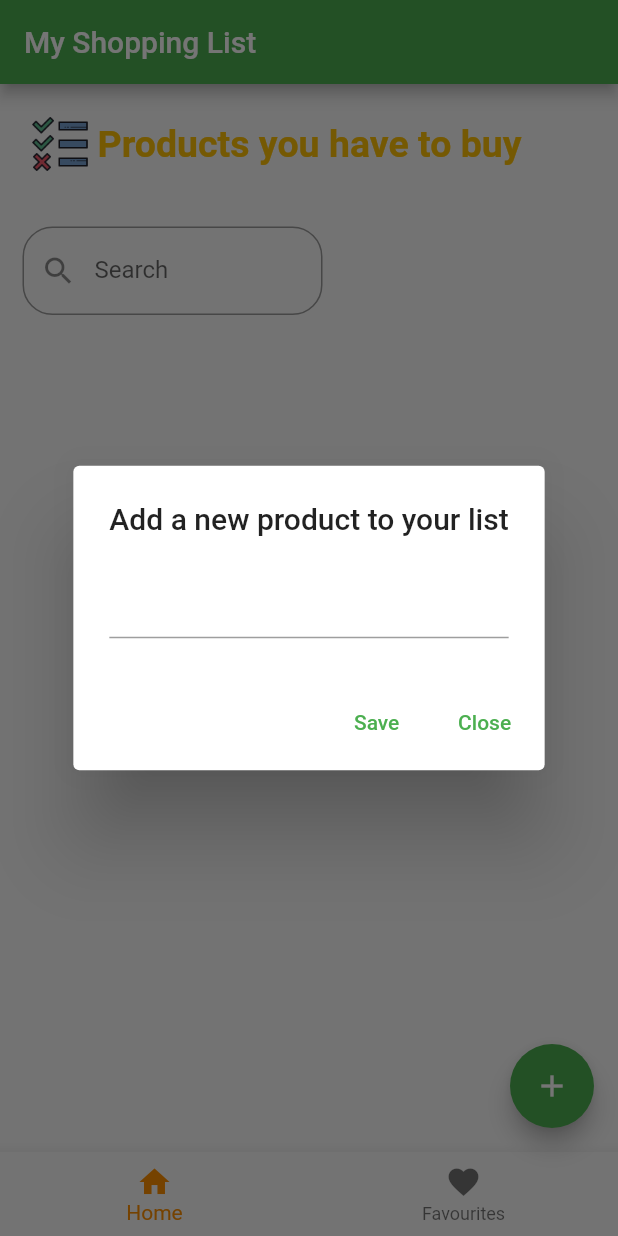
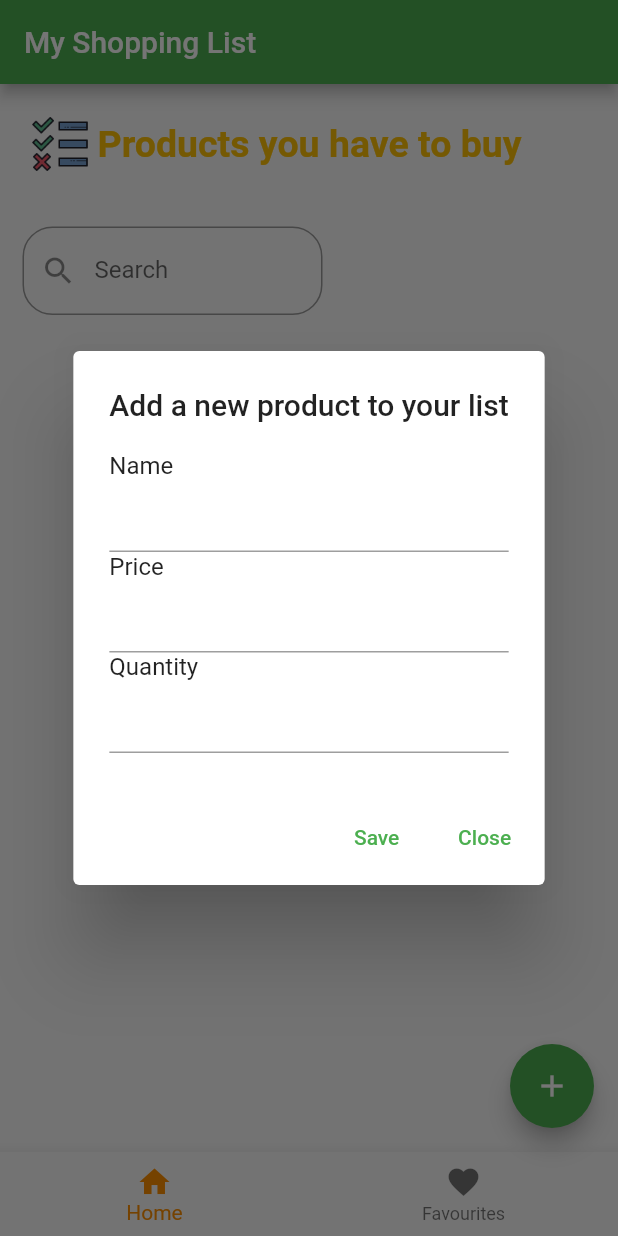
Before and after one commit to mariaasoltanei/IoT_hw, a Flutter app: the screen it shows after launch, after a tap on the "add" icon, on a phone screen of 412 x 824 dp. Run offline on Flutter 3.47's test engine with Material 2 defaults, Android fonts, the phone set to English and light mode, and no system bars.

Commit message:
TASK1, TASK2, TASK3, TASK4 DONE

```diff
--- a/lib/main.dart
+++ b/lib/main.dart
@@ -32,7 +32,9 @@ class MyHomePage extends StatefulWidget {
 }
 
 class _MyHomePageState extends State<MyHomePage> {
-  final TextEditingController textFieldController = TextEditingController();
+  final TextEditingController ADnameController = TextEditingController();
+  final TextEditingController ADpriceController = TextEditingController();
+  final TextEditingController ADquantityController = TextEditingController();
   final TextEditingController searchBarController = TextEditingController();
   List<Product> shoppingCart = [];
   List<Product> favouriteItems = [];
@@ -51,7 +53,8 @@ class _MyHomePageState extends State<MyHomePage> {
     if (inputString.isEmpty) {
       filteredProducts = shoppingCart;
     } else {
-      setState(() { //clear editing controller
+      setState(() {
+        //clear editing controller
         filteredProducts = shoppingCart
             .where((item) =>
                 item.name.toLowerCase().contains(inputString.toLowerCase()))
@@ -59,6 +62,7 @@ class _MyHomePageState extends State<MyHomePage> {
       });
     }
   }
+
   void _onItemTapped(int index) {
     setState(() {
       _selectedIndex = index;
@@ -181,17 +185,33 @@ class _MyHomePageState extends State<MyHomePage> {
               "Add a new product to your list",
               textAlign: TextAlign.center,
             ),
-            content: TextField(
-              controller: textFieldController,
+            content: Column(
+              crossAxisAlignment: CrossAxisAlignment.stretch,
+              //position
+              mainAxisSize: MainAxisSize.min,
+              // wrap content in flutter
+              children: <Widget>[
+                Text("Name"),
+                TextField(controller: ADnameController),
+                Text("Price"),
+                TextField(controller: ADpriceController),
+                Text("Quantity"),
+                TextField(controller: ADquantityController),
+              ],
             ),
+            /*TextField(
+              controller: textFieldController,*/
+
             actions: [
               TextButton(
                 onPressed: () {
                   // print(textFieldController.text);
-                  if (textFieldController.text.trim() != "")
+                  if (ADnameController.text.trim() != "" && ADpriceController.text.isNotEmpty)
                     setState(() {
-                      shoppingCart.add(Product(name: textFieldController.text));
-                      textFieldController.clear();
+                      shoppingCart.add(Product(name: ADnameController.text, price: double.parse(ADpriceController.text), quantity: int.parse(ADquantityController.text)));
+                      ADnameController.clear();
+                      ADpriceController.clear();
+                      ADquantityController.clear();
                     });
 
                   Navigator.of(context).pop();
--- a/lib/product.dart
+++ b/lib/product.dart
@@ -2,6 +2,9 @@ import 'package:flutter/material.dart';
 
 class Product {
   final String name;
+  final double price;
+  final int quantity;
 
-  const Product({@required this.name});
+  const Product(
+      {@required this.name, @required this.price, @required this.quantity});
 }
```
Also changed, not shown: lib/shopping_list_item.dart (+34 -1 lines).
